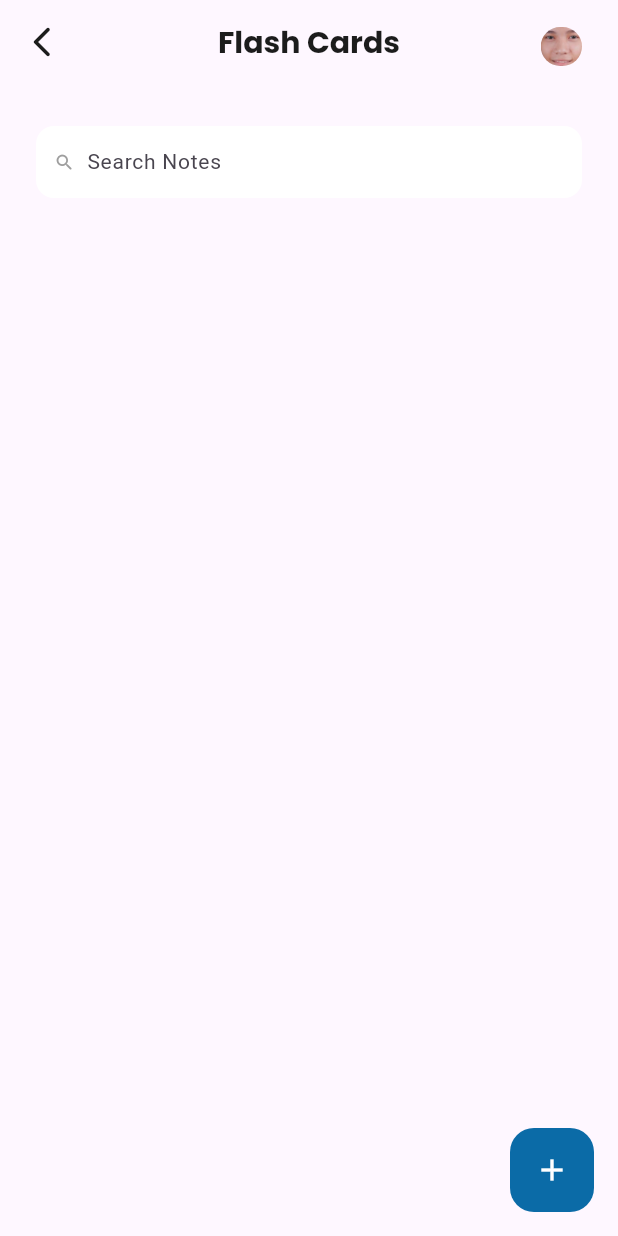
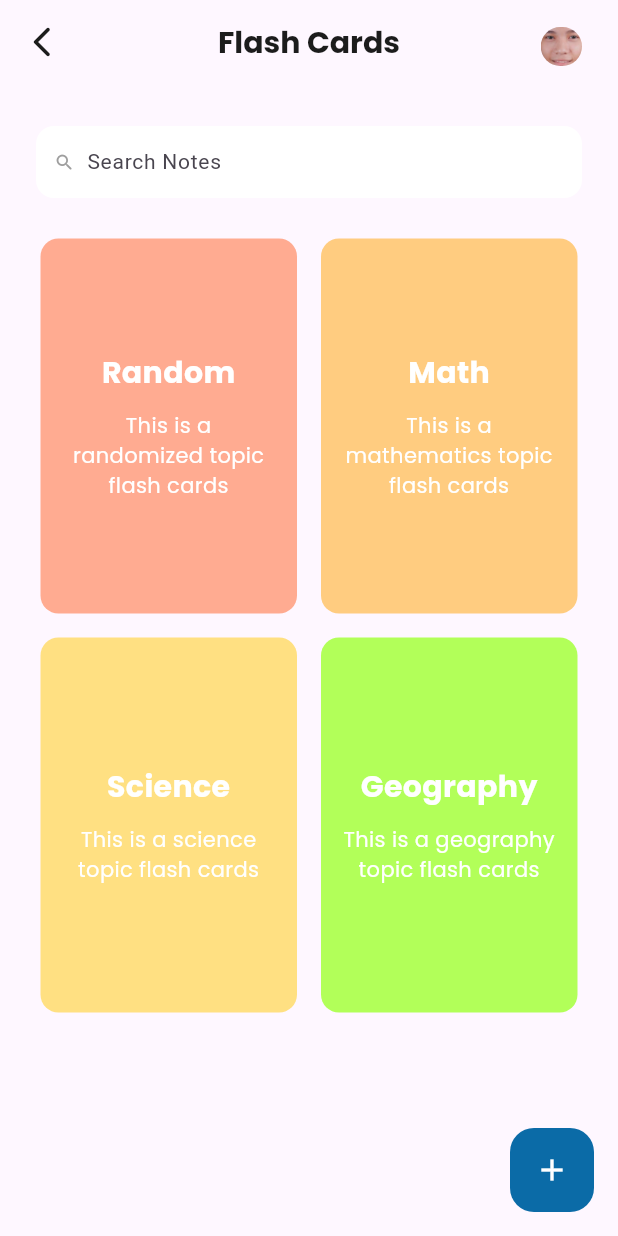
Before and after one commit to Bryan-Monterozo/study_first_ggs_later, a Flutter app: the ReviewerFcMyDecks screen opened directly, on a phone screen of 412 x 824 dp. Run offline on Flutter 3.47's test engine with Material 3 defaults, Android fonts, the phone set to English and light mode, and no system bars; our stand-ins replace card_swiper, cloud_firestore, confetti, firebase_auth, firebase_core, flip_card and 5 more; missing offline and left inert: enum_to_string, flame, flutter_picker, multiple_random_choice; accounts and stored records are empty; Roboto replaces fonts that are missing (Product Sans).

Commit message:
added premade flashcards

```diff
--- a/lib/modules/quiz/controller/quiz_get_controller.dart
+++ b/lib/modules/quiz/controller/quiz_get_controller.dart
@@ -40,7 +40,6 @@ class QuizController extends GetxController {
   void onInit() async {
     super.onInit();
     premadeQuestion();
-    premadeQuestion();
     hasQuestionField.value = false;
     questionController = TextEditingController(text: question.value);
     option1Controller = TextEditingController(text: option1.value);
@@ -78,7 +77,7 @@ class QuizController extends GetxController {
 
   premadeQuestion() async {
     SharedPreferences prefs = await SharedPreferences.getInstance();
-    if (prefs.getBool('quizLoaded') == true) {
+    if (prefs.getBool('quizLoaded') == null) {
       final ref =
           await firestore.collection('Users').doc(uid).collection('Quiz').get();
       await prefs.setBool('quizLoaded', true);
--- /dev/null
+++ b/lib/modules/reviewer/controller/fc_get_controller.dart
@@ -0,0 +1,49 @@
+import 'package:cloud_firestore/cloud_firestore.dart';
+import 'package:firebase_auth/firebase_auth.dart';
+import 'package:get/get.dart';
+import 'package:shared_preferences/shared_preferences.dart';
+import 'package:study_first_ggs_later/modules/reviewer/models/fc_premade.dart';
+import 'package:study_first_ggs_later/modules/reviewer/services/reviewer_fc_collection.dart';
+
+class FcController extends GetxController {
+  final FirebaseFirestore firestore = FirebaseFirestore.instance;
+  final uid = FirebaseAuth.instance.currentUser!.uid;
+  ReviewerFcDB reviewerFcDB = ReviewerFcDB();
+  PremadeDeck premadeDeck = PremadeDeck();
+
+  @override
+  void onInit() async {
+    super.onInit();
+    premadeDecks();
+  }
+
+  premadeDecks() async {
+    SharedPreferences prefs = await SharedPreferences.getInstance();
+    if (prefs.getBool('fcLoaded') == null) {
+      final ref = await firestore
+          .collection('Users')
+          .doc(uid)
+          .collection('Decks')
+          .get();
+      await prefs.setBool('fcLoaded', true);
+      if (ref.docs.isEmpty) {
+        for (int i = 1; i <= 4; i++) {
+          reviewerFcDB
+              .addDeckToDB(
+                  deckName: premadeDeck.premadeDeckName(i),
+                  deckDesc: premadeDeck.premadeDeckDesc(i))
+              .then((value) {
+            String id = prefs.getString('deckId')!;
+            for (int j = 1; j <= 5; j++) {
+              int x = i * 100;
+              reviewerFcDB.addCardToDeck(
+                  cardFront: premadeDeck.premadeCardFront(j + x),
+                  cardBack: premadeDeck.premadeCardBack(j + x),
+                  deckId: id);
+            }
+          });
+        }
+      }
+    }
+  }
+}
--- /dev/null
+++ b/lib/modules/reviewer/models/fc_premade.dart
@@ -0,0 +1,125 @@
+class PremadeDeck {
+  premadeDeckName(int x) {
+    switch (x) {
+      case 1:
+        return 'Random';
+      case 2:
+        return 'Math';
+      case 3:
+        return 'Science';
+      case 4:
+        return 'Geography';
+      default:
+        return 'Deck Name';
+    }
+  }
+
+  premadeDeckDesc(int x) {
+    switch (x) {
+      case 1:
+        return 'This is a randomized topic flash cards';
+      case 2:
+        return 'This is a mathematics topic flash cards';
+      case 3:
+        return 'This is a science topic flash cards';
+      case 4:
+        return 'This is a geography topic flash cards';
+      default:
+        return 'Deck Description';
+    }
+  }
+
+  premadeCardFront(int x) {
+    switch (x) {
+      case 101:
+        return 'What is the capital of Australia?';
+      case 102:
+        return 'Who painted the Mona Lisa?';
+      case 103:
+        return 'Which planet is known as the "Red Planet"?';
+      case 104:
+        return 'What is the value of pi?';
+      case 105:
+        return 'Value of cos 360°? ';
+      case 201:
+        return 'How many digits are there in the hindu-arabic system?';
+      case 202:
+        return 'An integer that is divisible by 2 is called?';
+      case 203:
+        return 'What is the formula for finding the perimeter of a rectangle?';
+      case 204:
+        return 'What is the formula for calculating the area of a rectangle?';
+      case 205:
+        return 'It is the numerical value or ratio expressed as a fraction of 100.';
+      case 301:
+        return 'Which stage in the scientific method uses background knowledge to provide a temporary explanation of a problem?';
+      case 302:
+        return 'It is the standard unit of measurement for temperature';
+      case 303:
+        return 'In which layer of the atmosphere do weather disturbances probably occur?';
+      case 304:
+        return 'Which instrument is used to measure such earthquake movement?';
+      case 305:
+        return 'It is the branch of science concerned with classification, especially of organisms; systematics.';
+      case 401:
+        return 'What is the only continent with land in all four hemispheres?';
+      case 402:
+        return 'Which river flows through the Grand Canyon?';
+      case 403:
+        return 'Where is Angel Falls, the world’s largest waterfall, located?';
+      case 404:
+        return 'What is the state capital of New York?';
+      case 405:
+        return 'On what continent would you find the world’s largest desert?';
+      default:
+        return 'Card Front';
+    }
+  }
+
+  premadeCardBack(int x) {
+    switch (x) {
+      case 101:
+        return 'Canberra';
+      case 102:
+        return 'Leonardo da Vinci';
+      case 103:
+        return 'Mars';
+      case 104:
+        return '3.14159';
+      case 105:
+        return '1';
+      case 201:
+        return '10 - 0 1 2 3 4 5 6 7 8 9';
+      case 202:
+        return 'Even number';
+      case 203:
+        return '2(l+w); l = length; w = width';
+      case 204:
+        return 'l x w; l = length; w = width';
+      case 205:
+        return 'Percentage';
+      case 301:
+        return 'Hypothesis';
+      case 302:
+        return 'Kelvin';
+      case 303:
+        return 'Troposphere';
+      case 304:
+        return 'Richter Scale';
+      case 305:
+        return 'Taxonomy';
+      case 401:
+        return 'Africa';
+      case 402:
+        return 'Colorado River';
+      case 403:
+        return 'Venezuela';
+      case 404:
+        return 'Albany';
+      case 405:
+        return 'Antarctica';
+      default:
+        return 'Card Back';
+    }
+  }
+}
--- a/lib/modules/reviewer/services/reviewer_fc_collection.dart
+++ b/lib/modules/reviewer/services/reviewer_fc_collection.dart
@@ -1,15 +1,17 @@
 import 'package:cloud_firestore/cloud_firestore.dart';
 import 'package:firebase_auth/firebase_auth.dart';
+import 'package:shared_preferences/shared_preferences.dart';
 import 'package:study_first_ggs_later/modules/reviewer/models/fc_model.dart';
 
 class ReviewerFcDB {
   final firestore = FirebaseFirestore.instance;
   final uid = FirebaseAuth.instance.currentUser!.uid;
 
-  void addDeckToDB({
+  addDeckToDB({
     required deckName,
     required deckDesc,
   }) async {
+    SharedPreferences prefs = await SharedPreferences.getInstance();
     final collection =
         firestore.collection('Users').doc(uid).collection('Decks').doc();
 
@@ -17,6 +19,7 @@ class ReviewerFcDB {
         deckName: deckName, deckDesc: deckDesc, deckId: collection.id);
 
     await collection.set(deckModel.toMap());
+    await prefs.setString('deckId', collection.id);
   }
 
   addCardToDeck({
--- a/lib/modules/reviewer/view/screens/reviewer_flash_card/reviewer_fc_my_decks.dart
+++ b/lib/modules/reviewer/view/screens/reviewer_flash_card/reviewer_fc_my_decks.dart
@@ -2,7 +2,9 @@ import 'package:cloud_firestore/cloud_firestore.dart';
 import 'package:firebase_auth/firebase_auth.dart';
 import 'package:flutter/material.dart';
 import 'package:flutter_staggered_grid_view/flutter_staggered_grid_view.dart';
+import 'package:get/get.dart';
 import 'package:study_first_ggs_later/core/constants/reviwer_notes_colors.dart';
+import 'package:study_first_ggs_later/modules/reviewer/controller/fc_get_controller.dart';
 import 'package:study_first_ggs_later/modules/reviewer/models/fc_model.dart';
 import 'package:study_first_ggs_later/modules/reviewer/view/screens/reviewer_flash_card/reviewer_fc_add_deck.dart';
 import 'package:study_first_ggs_later/modules/reviewer/view/widgets/deck_tiles.dart';
@@ -15,6 +17,7 @@ class ReviewerFcMyDecks extends StatelessWidget {
 
   @override
   Widget build(BuildContext context) {
+    FcController fcController = Get.put(FcController());
     final uid = FirebaseAuth.instance.currentUser!.uid;
     final ref = FirebaseFirestore.instance
         .collection('Users')
```
